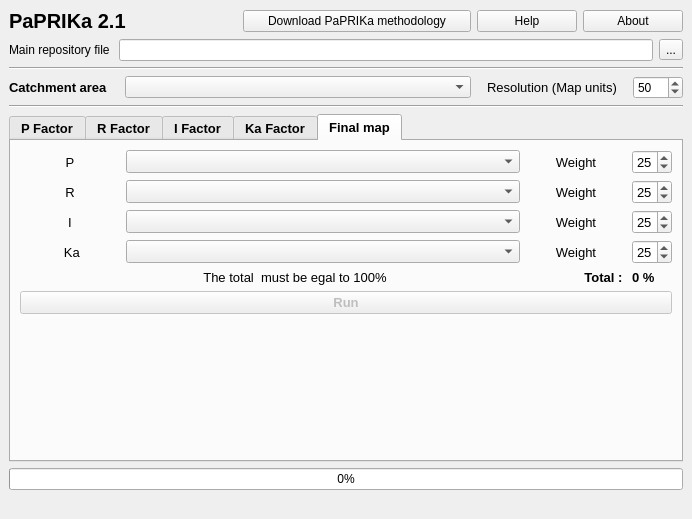
Qt form paprika_dockwidget_base.ui (Paprika-plugins/PaPRIKa) before a commit.
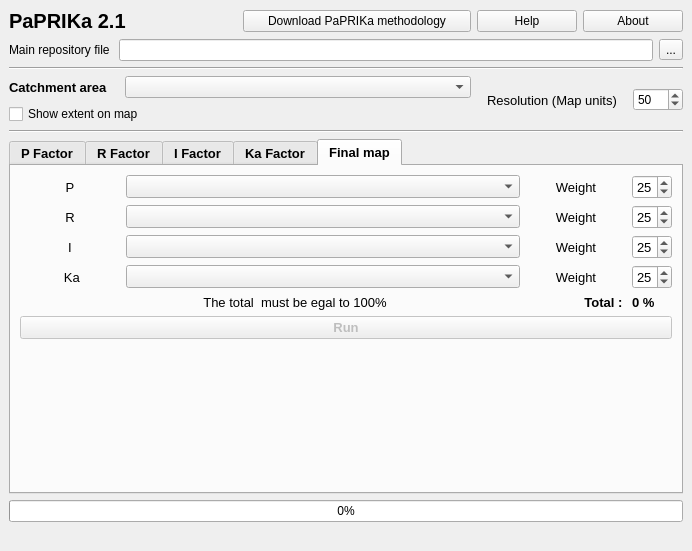
The same form after that commit. Custom widgets are drawn as their Qt base class.

Commit message: last used values are reused for weight of final map + showing the extent is an option

```diff
--- a/paprika_dockwidget_base.ui
+++ b/paprika_dockwidget_base.ui
@@ -7,7 +7,7 @@
     <x>0</x>
     <y>0</y>
     <width>692</width>
-    <height>519</height>
+    <height>551</height>
    </rect>
   </property>
   <property name="windowTitle">
@@ -146,6 +146,10 @@
     <item>
      <layout class="QHBoxLayout" name="horizontalLayout">
       <item>
+       <layout class="QVBoxLayout" name="verticalLayout_15">
+        <item>
+         <layout class="QHBoxLayout" name="horizontalLayout_15">
+          <item>
        <widget class="QLabel" name="label_Impluvium">
         <property name="maximumSize">
          <size>
@@ -175,6 +179,17 @@
          </size>
         </property>
        </widget>
+          </item>
+         </layout>
+        </item>
+        <item>
+         <widget class="QCheckBox" name="cb_show_extent">
+          <property name="text">
+           <string>Show extent on map</string>
+          </property>
+         </widget>
+        </item>
+       </layout>
       </item>
       <item>
        <spacer name="horizontalSpacer_2">
```
Lines whose indentation alone changed are shown as unchanged. The commit also changes 1 other file.
